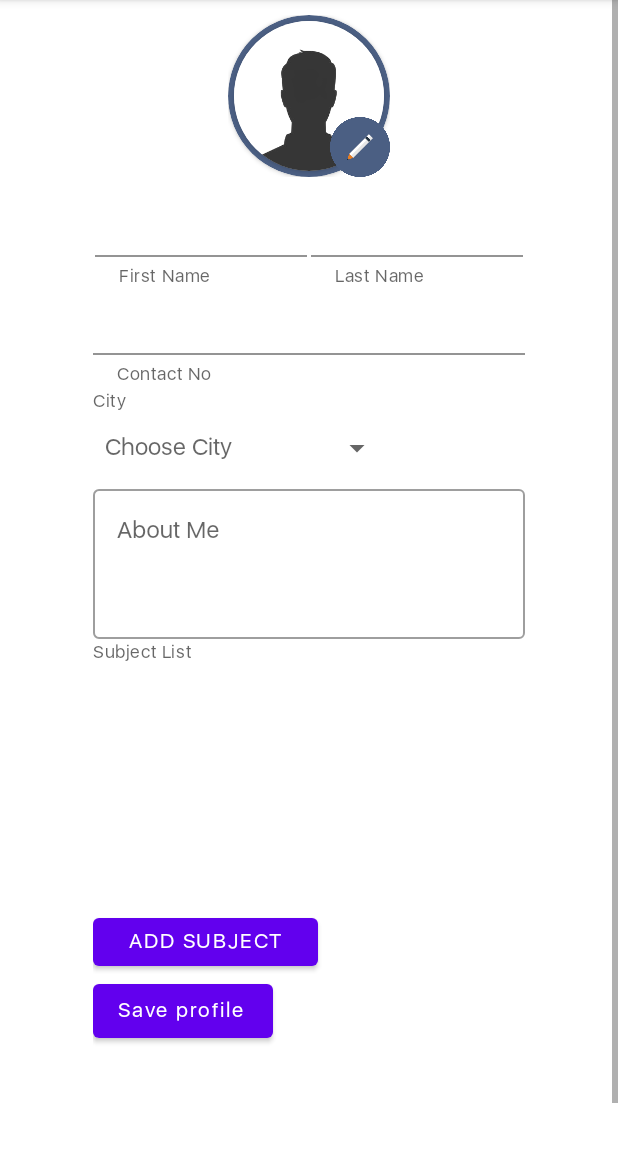
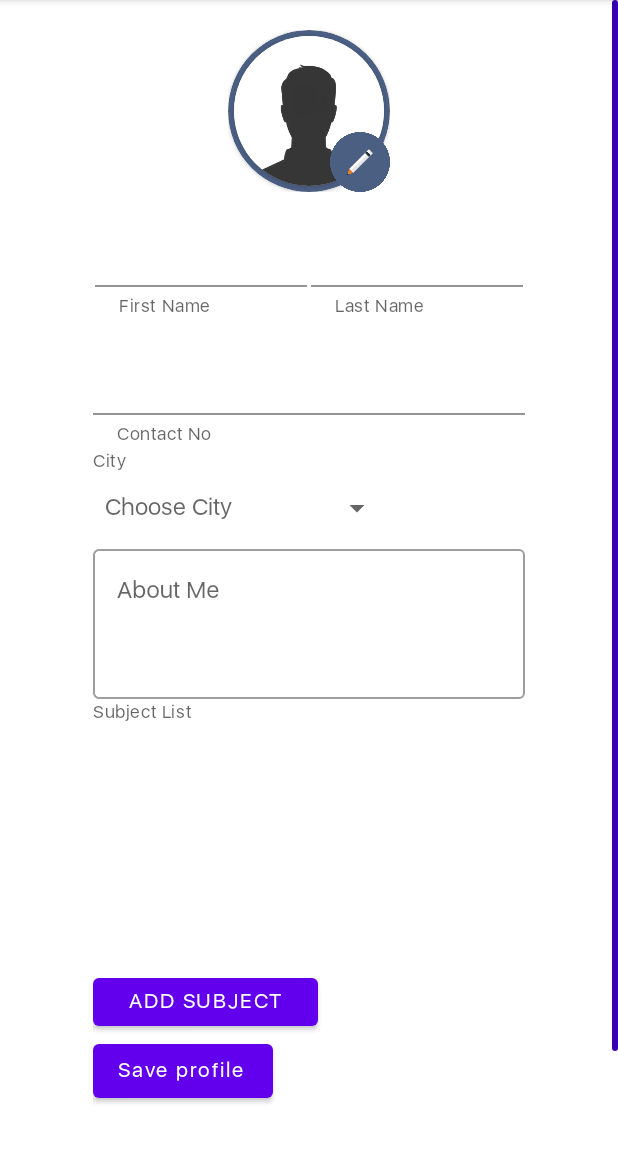
Before and after one commit to AlmogJakov/TutorTime, an Android app: the fragment TutorProfile shown on its own in the app's theme, on a phone screen of 412 x 824 dp, the part 84-1236 px from its top. Run offline under Robolectric (Android 15) with nearby library versions, the phone set to English and light mode, and no system bars; our stand-ins replace Firebase (no records; nobody signed in at launch, a user with empty details on screens opened directly).

Commit message:
Fixed scrolling issue in Tutor Profile Fragment. Dark mode disabled.

```diff
--- a/app/src/main/java/com/project/tutortime/ui/tutorprofile/TutorProfile.java
+++ b/app/src/main/java/com/project/tutortime/ui/tutorprofile/TutorProfile.java
@@ -1,6 +1,5 @@
 package com.project.tutortime.ui.tutorprofile;
 
-import androidx.lifecycle.Observer;
 import androidx.lifecycle.ViewModelProvider;
 
 import android.app.Activity;
@@ -25,7 +24,6 @@ import android.view.ViewGroup;
 import android.webkit.MimeTypeMap;
 import android.widget.AdapterView;
 import android.widget.ArrayAdapter;
-import android.widget.AutoCompleteTextView;
 import android.widget.Button;
 import android.widget.EditText;
 import android.widget.ImageView;
@@ -34,7 +32,6 @@ import android.widget.Spinner;
 import android.widget.TextView;
 import android.widget.Toast;
 
-import com.bumptech.glide.Glide;
 import com.google.android.gms.tasks.OnFailureListener;
 import com.google.android.gms.tasks.OnSuccessListener;
 import com.google.android.material.navigation.NavigationView;
@@ -44,7 +41,6 @@ import com.google.firebase.database.DatabaseError;
 import com.google.firebase.database.DatabaseReference;
 import com.google.firebase.database.FirebaseDatabase;
 import com.google.firebase.database.ValueEventListener;
-import com.google.firebase.database.core.Context;
 import com.google.firebase.storage.FirebaseStorage;
 import com.google.firebase.storage.OnProgressListener;
 import com.google.firebase.storage.StorageReference;
@@ -52,11 +48,9 @@ import com.google.firebase.storage.UploadTask;
 import com.project.tutortime.LoadingScreen;
 import com.project.tutortime.MainActivity;
 import com.project.tutortime.R;
-import com.project.tutortime.SetTutorProfile;
 import com.project.tutortime.databinding.FragmentTutorProfileBinding;
 import com.project.tutortime.firebase.FireBaseTeacher;
 import com.project.tutortime.firebase.FireBaseUser;
-import com.project.tutortime.firebase.firebaseBaseModel;
 import com.project.tutortime.firebase.subjectObj;
 import com.project.tutortime.firebase.userObj;
 
@@ -64,7 +58,6 @@ import java.io.ByteArrayOutputStream;
 import java.io.FileNotFoundException;
 import java.io.InputStream;
 import java.util.ArrayList;
-import java.util.zip.Inflater;
 
 public class TutorProfile extends Fragment {
 
@@ -86,6 +79,10 @@ public class TutorProfile extends Fragment {
     userObj user_obj;
     Uri imageData;
     String imgURL;
+
+    public ImageView getImageDisplay() {
+        return img;
+    }
 
     private static final int GALLERY_REQUEST_COD = 1;
 
--- /dev/null
+++ b/app/src/main/res/drawable/scrollbar_vertical_thumb.xml
@@ -0,0 +1,21 @@
+<?xml version="1.0" encoding="utf-8"?>
+<shape xmlns:android="http://schemas.android.com/apk/res/android" >
+    <gradient
+        android:angle="45"
+        android:endColor="@color/purple_700"
+        android:centerColor="@color/purple_700"
+        android:startColor="@color/purple_700" />
+
+    <corners android:radius="8dp" />
+    <size android:width="4dp"/>
+    <padding
+        android:left="0.5dp"
+        android:right="0.5dp" />
+</shape>
+
+
+<!--<gradient-->
+<!--android:angle="45"-->
+<!--android:endColor="#CC3401"-->
+<!--android:centerColor="#CC5c33"-->
+<!--android:startColor="#CC3401" />-->
--- a/app/src/main/res/layout/fragment_tutor_profile.xml
+++ b/app/src/main/res/layout/fragment_tutor_profile.xml
@@ -7,10 +7,14 @@
     android:layout_height="match_parent"
     tools:context=".ui.tutorprofile.TutorProfile">
 
+<!--    android:scrollbarFadeDuration="0"-->
 
     <ScrollView
         android:layout_width="match_parent"
         android:layout_height="wrap_content"
+        android:scrollbarThumbVertical="@drawable/scrollbar_vertical_thumb"
+        android:fadeScrollbars="false"
+
         app:layout_constraintStart_toStartOf="parent"
         app:layout_constraintEnd_toEndOf="parent"
         app:layout_constraintTop_toTopOf="parent">
@@ -29,7 +33,7 @@
                 android:orientation="vertical"
                 app:layout_constraintStart_toStartOf="parent"
                 app:layout_constraintEnd_toEndOf="parent"
-                android:layout_marginTop="10dp"
+                android:layout_marginTop="20dp"
                 android:layout_gravity="center_horizontal|center_vertical"
                 app:layout_constraintTop_toTopOf="parent">
                 <RelativeLayout
@@ -76,7 +80,7 @@
                 android:layout_height="wrap_content"
                 android:orientation="horizontal"
                 android:layout_gravity="center_horizontal|center_vertical"
-                android:layout_marginTop="10dp"
+                android:layout_marginTop="20dp"
                 app:layout_constraintWidth_percent="0.7"
                 app:layout_constraintLeft_toLeftOf="parent"
                 app:layout_constraintRight_toRightOf="parent"
@@ -155,6 +159,7 @@
                 android:layout_height="wrap_content"
                 app:layout_constraintStart_toStartOf="parent"
                 app:layout_constraintEnd_toEndOf="parent"
+                android:layout_marginTop="20dp"
                 android:textColorHint="#808080"
                 app:layout_constraintTop_toBottomOf="@+id/name"
                 >
```
Also changed, not shown: app/src/main/java/com/project/tutortime/MainActivity.java (+5 -4 lines).
